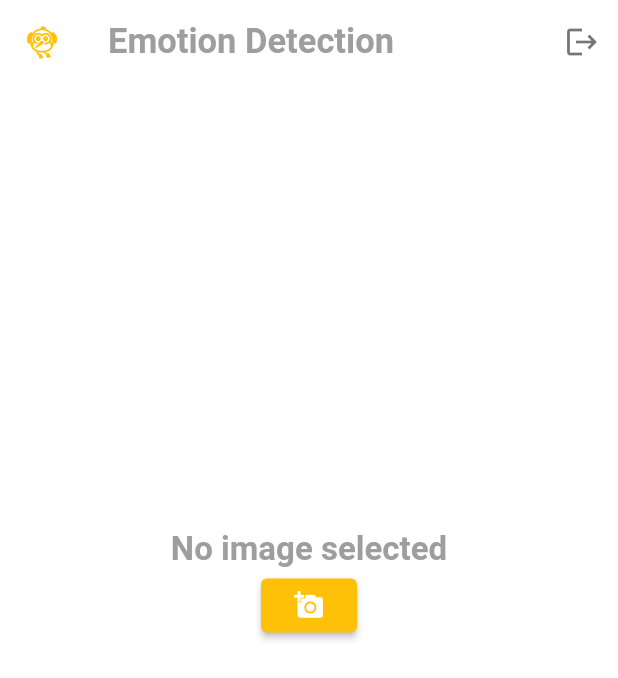
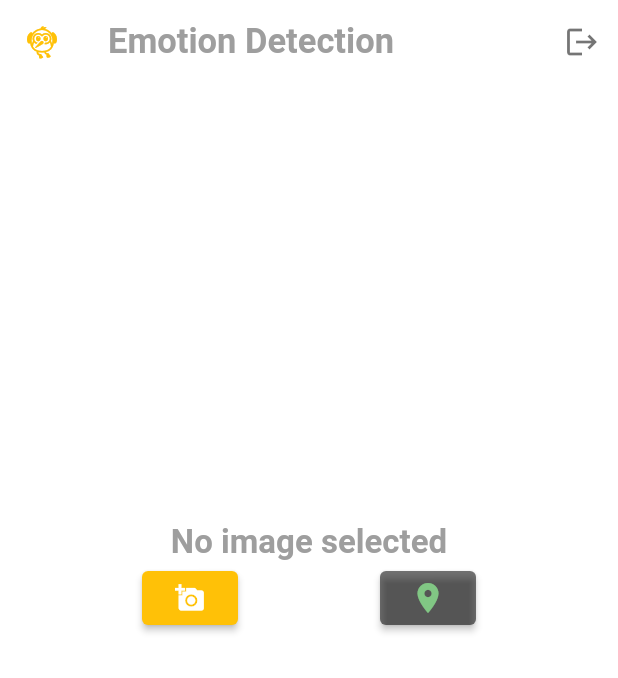
Before and after one commit to Sahim98/FaceEmotion, a Flutter app: the Tensorflow screen opened directly, on a phone screen of 412 x 824 dp. Shown: the top 678 px of the screen. Run offline on Flutter 3.47's test engine with Material 2 defaults, Android fonts, the phone set to English and light mode, and no system bars; our stand-ins replace animated_text_kit, bottom_navy_bar, cloud_firestore, firebase_auth, firebase_core, firebase_database and 9 more; missing offline and left inert: tflite; accounts and stored records are empty.

Commit message:
location added

```diff
--- a/lib/ui/auth/Predict/tensorflow.dart
+++ b/lib/ui/auth/Predict/tensorflow.dart
@@ -3,8 +3,13 @@ import 'package:facecam/ui/auth/SignUp/login.dart';
 import 'package:facecam/ui/utils/utils.dart';
 import 'package:firebase_auth/firebase_auth.dart';
 import 'package:flutter/material.dart';
+import 'package:geolocator/geolocator.dart';
+import 'package:get/get.dart';
+import 'package:get/get_state_manager/src/rx_flutter/rx_obx_widget.dart';
 import 'package:image_picker/image_picker.dart';
 import 'package:tflite/tflite.dart';
+import 'package:geolocator/geolocator.dart';
+import 'package:geocoding/geocoding.dart';
 
 class Tensorflow extends StatefulWidget {
   @override
@@ -14,7 +19,7 @@ class Tensorflow extends StatefulWidget {
 class _TensorflowState extends State<Tensorflow> {
   List? _outputs;
   File? _image;
-  bool _loading = false;
+  bool _loading = false, visible = false;
   final imgPicker = ImagePicker();
   final _auth = FirebaseAuth.instance;
 
@@ -65,6 +70,45 @@ class _TensorflowState extends State<Tensorflow> {
     });
 
     classifyImage(_image);
+  }
+
+  String location = 'Null, Press Button';
+  String Address = 'search';
+
+  Future<Position> _getGeoLocationPosition() async {
+    bool serviceEnabled;
+    LocationPermission permission;
+
+    serviceEnabled = await Geolocator.isLocationServiceEnabled();
+    if (!serviceEnabled) {
+      await Geolocator.openLocationSettings();
+      return Future.error('Location services are disabled.');
+    }
+
+    permission = await Geolocator.checkPermission();
+    if (permission == LocationPermission.denied) {
+      permission = await Geolocator.requestPermission();
+      if (permission == LocationPermission.denied) {
+        return Future.error('Location permissions are denied');
+      }
+    }
+
+    if (permission == LocationPermission.deniedForever) {
+      return Future.error(
+          'Location permissions are permanently denied, we cannot request permissions.');
+    }
+
+    return await Geolocator.getCurrentPosition(
+        desiredAccuracy: LocationAccuracy.high);
+  }
+
+  Future<void> GetAddressFromLatLong(Position position) async {
+    List<Placemark> placemarks =
+        await placemarkFromCoordinates(position.latitude, position.longitude);
+    print(placemarks);
+    Placemark place = placemarks[0];
+    Address =
+        await '${place.name}, ${place.subThoroughfare},${place.administrativeArea}, ${place.country}';
   }
 
   @override
@@ -157,23 +201,24 @@ class _TensorflowState extends State<Tensorflow> {
                                         margin: EdgeInsets.all(8),
                                         elevation: 10,
                                         child: Padding(
-                                        padding:
-                                            const EdgeInsets.all(8.0),
+                                          padding: const EdgeInsets.all(8.0),
                                           child: Text(
                                             _outputs![0]["label"].substring(
                                                   1,
                                                 ) +
-                                              emoji[int.parse(_outputs![0]
-                                                  ["label"][0])],
+                                                emoji[int.parse(
+                                                    _outputs![0]["label"][0])],
                                             style: TextStyle(
                                                 color: Colors.grey,
                                                 fontSize: 15,
-                                              fontWeight:
-                                                  FontWeight.bold),
+                                                fontWeight: FontWeight.bold),
                                           ),
                                         ),
                                       )
                                     : Container(),
+                            Row(
+                              mainAxisAlignment: MainAxisAlignment.spaceEvenly,
+                              children: [
                                 ElevatedButton(
                                   style: ElevatedButton.styleFrom(
                                       primary: Colors.amber),
@@ -184,6 +229,66 @@ class _TensorflowState extends State<Tensorflow> {
                                     color: Colors.white,
                                   ),
                                 ),
+                                ElevatedButton(
+                                    style: ElevatedButton.styleFrom(
+                                        primary: Colors.black54),
+                                    onPressed: () async {
+                                      setState(() {
+                                        visible = true;
+                                      });
+
+                                      setState(() async {
+                                        Position position =
+                                            await _getGeoLocationPosition();
+                                        location =
+                                            'Lat: ${position.latitude} , Long: ${position.longitude}';
+                                        GetAddressFromLatLong(position);
+                                      });
+                                    },
+                                    child: Icon(
+                                      Icons.location_on,
+                                      color: Colors.green[300],
+                                    ))
+                              ],
+                            ),
+                            visible
+                                ? Column(
+                                    children: [
+                                      Text(
+                                        'Coordinates Points',
+                                        style: TextStyle(
+                                            fontSize: 22,
+                                            fontWeight: FontWeight.bold),
+                                      ),
+                                      SizedBox(
+                                        height: 10,
+                                      ),
+                                      Text(
+                                        location,
+                                        style: TextStyle(
+                                            color: Colors.black, fontSize: 16),
+                                      ),
+                                      SizedBox(
+                                        height: 10,
+                                      ),
+                                      Text(
+                                        'ADDRESS',
+                                        style: TextStyle(
+                                            fontSize: 22,
+                                            fontWeight: FontWeight.bold),
+                                      ),
+                                      SizedBox(
+                                        height: 10,
+                                      ),
+                                      Padding(
+                                        padding: const EdgeInsets.all(8.0),
+                                        child: Text('${Address}'),
+                                      ),
+                                    ],
+                                  )
+                                : SizedBox(
+                                    height: 10,
+                                  )
                           ],
                         ),
                       ),
--- a/lib/ui/auth/residual/navigationbar.dart
+++ b/lib/ui/auth/residual/navigationbar.dart
@@ -6,6 +6,7 @@ import 'package:facecam/ui/auth/Predict/tensorflow.dart';
 import 'package:facecam/ui/auth/video/videos.dart';
 import 'package:firebase_auth/firebase_auth.dart';
 import 'package:flutter/material.dart';
+import 'package:geocoding/geocoding.dart';
 
 class MyApp extends StatefulWidget {
   @override
--- a/pubspec.yaml
+++ b/pubspec.yaml
@@ -14,8 +14,6 @@ dependencies:
   flutter:
     sdk: flutter
   intl: ^0.17.0
-  google_maps_flutter: ^2.2.1
-  google_maps_flutter_web: ^0.4.0+3
   http:
   uuid: ^3.0.7
   animated_text_kit: ^4.2.2
@@ -35,6 +33,9 @@ dependencies:
   profile: ^0.0.1
   flutter_rating_bar: ^4.0.1
   youtube_player_flutter: ^8.1.2
+  geolocator: ^9.0.2
+  geocoding: ^2.0.5
+  get: ^4.6.5
 
 dev_dependencies:
   flutter_test:
```
Also changed, not shown: lib/ui/auth/Predict/place.dart (added, +40 -0 lines), pubspec.lock, 4 other files. Lines whose indentation alone changed are shown as unchanged.
